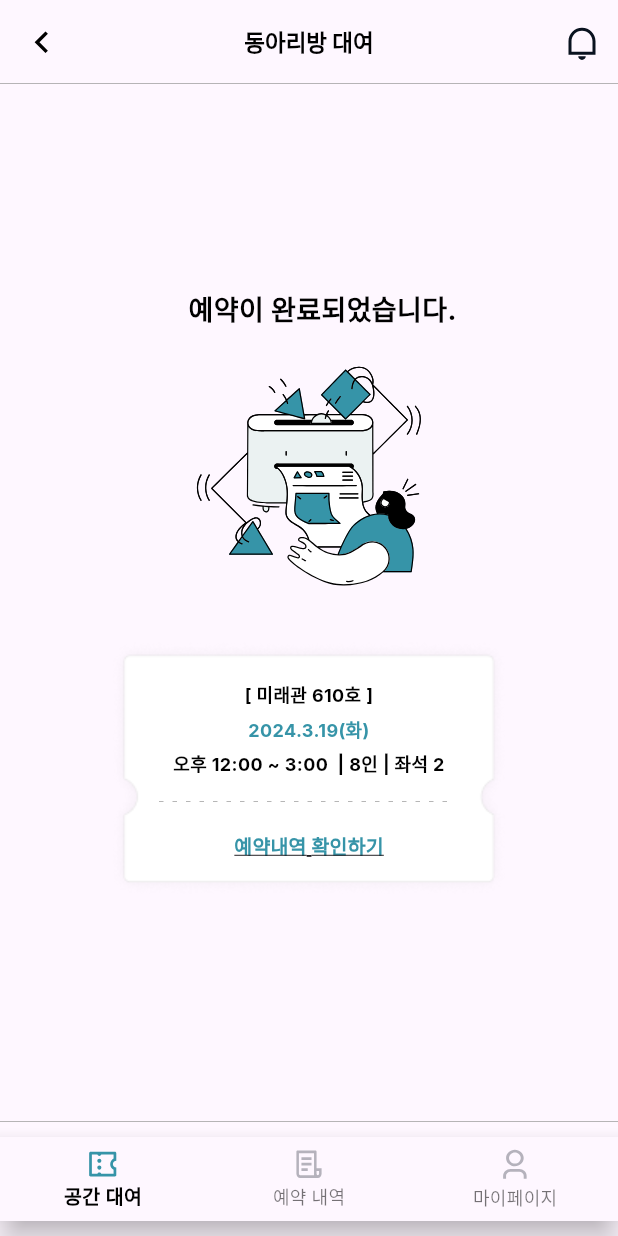
After one commit to kookmin-sw/capstone-2024-2024-26, a Flutter app: the Complete screen opened directly, on a phone screen of 412 x 824 dp. The commit adds this screen. Run offline on Flutter 3.47's test engine with Material 3 defaults, Android fonts, the phone set to English and light mode, and no system bars; drawn by our look-alikes of dotted_line; our stand-ins replace email_validator, flutter_spinkit, flutter_svg, loading_animation_widget, shared_preferences, table_calendar; accounts and stored records are empty; Roboto replaces fonts that are missing (Inter).

Commit message:
feat: reservation complete page upload

```diff
--- /dev/null
+++ b/frontend/lib/complete.dart
@@ -0,0 +1,204 @@
+import 'package:flutter/material.dart';
+import 'package:flutter_svg/flutter_svg.dart';
+import 'main.dart'; // 필요시 main.dart 파일을 import합니다.
+import 'loading.dart'; // 로딩 화면을 표시하는 데 사용할 LoadingScreen 위젯을 import합니다.
+import 'select_reserve.dart'; // 예약 페이지를 보여주는 데 사용할 Select_reserve 위젯을 import합니다.
+import 'package:dotted_line/dotted_line.dart';
+
+class Complete extends StatefulWidget {
+  @override
+  _Complete createState() => _Complete();
+}
+
+class _Complete extends State<Complete> {
+  final PageController _pageController = PageController();
+  final ExpansionTileController controller = ExpansionTileController();
+  int _currentIndex = 0;
+
+  bool isLoading = false; // 추가: 로딩 상태를 나타내는 변수
+
+  @override
+  Widget build(BuildContext context) {
+    if (isLoading) {
+      return LoadingScreen();
+    } else {
+      return Scaffold(
+        appBar: AppBar(
+          title: Text(
+            '동아리방 대여',
+            style: TextStyle(
+              color: Colors.black,
+              fontSize: 15,
+              fontFamily: 'Inter',
+              fontWeight: FontWeight.bold,
+            ),
+          ),
+          leading: IconButton(
+            icon:
+                SvgPicture.asset('assets/icons/back.svg', color: Colors.black),
+            onPressed: () {
+              Navigator.pop(context);
+            },
+          ),
+          centerTitle: true,
+          actions: [
+            IconButton(
+              onPressed: () {},
+              icon: SvgPicture.asset('assets/icons/notice_none.svg'),
+            ),
+          ],
+          backgroundColor: Colors.transparent, // 상단바 배경색
+          foregroundColor: Colors.black, //상단바 아이콘색
+          bottomOpacity: 0.0,
+          elevation: 0.0,
+          scrolledUnderElevation: 0,
+          shape: Border(
+            bottom: BorderSide(
+              color: Colors.grey,
+              width: 0.5,
+            ),
+          ),
+        ),
+        body: Center(
+          child: Column(
+            mainAxisAlignment: MainAxisAlignment.center,
+            children: [
+              Text(
+                '    예약이 완료되었습니다.',
+                style: TextStyle(
+                  color: Colors.black,
+                  fontSize: 18,
+                  fontFamily: 'Inter',
+                  fontWeight: FontWeight.w700,
+                  height: 0.09,
+                ),
+              ),
+              SizedBox(height: 30),
+              SvgPicture.asset('assets/icons/completion.svg'),
+              SizedBox(height: 30),
+              Stack(
+                alignment: Alignment.center,
+                children: [
+                  Image.asset('assets/Subtract.png'),
+                  Column(
+                    mainAxisAlignment: MainAxisAlignment.center,
+                    children: [
+                      SizedBox(height: 35),
+                      Text(
+                        '[ 미래관 610호 ]',
+                        textAlign: TextAlign.center,
+                        style: TextStyle(
+                          color: Colors.black,
+                          fontSize: 12,
+                          fontFamily: 'Inter',
+                          fontWeight: FontWeight.w700,
+                          height: 0.21,
+                        ),
+                      ),
+                      SizedBox(height: 20),
+                      Text(
+                        '2024.3.19(화)',
+                        textAlign: TextAlign.center,
+                        style: TextStyle(
+                          color: Color(0xFF3694A8),
+                          fontSize: 12,
+                          fontFamily: 'Inter',
+                          fontWeight: FontWeight.w700,
+                          height: 0.21,
+                        ),
+                      ),
+                      SizedBox(height: 20),
+                      Text(
+                        '오후 12:00 ~ 3:00 ' + ' | ' + '8인' + ' | ' + '좌석 2',
+                        textAlign: TextAlign.center,
+                        style: TextStyle(
+                          color: Colors.black,
+                          fontSize: 12,
+                          fontFamily: 'Inter',
+                          fontWeight: FontWeight.w700,
+                          height: 0.21,
+                        ),
+                      ),
+                      SizedBox(height: 23),
+                      DottedLine(
+                        direction: Axis.horizontal,
+                        alignment: WrapAlignment.center,
+                        lineLength: 200,
+                        lineThickness: 0.5,
+                        dashLength: 3.0,
+                        dashColor: Colors.grey,
+                        dashRadius: 0.0,
+                        dashGapLength: 6.0,
+                        dashGapColor: Colors.transparent,
+                        dashGapRadius: 0.0,
+                      ),
+                      SizedBox(height: 5),
+                      TextButton(
+                        onPressed: () {
+                          // TODO: Implement the underline button functionality
+                        },
+                        child: Text(
+                          '예약내역 확인하기',
+                          style: TextStyle(
+                            color: Color(0xFF3694A8),
+                            fontSize: 13,
+                            fontFamily: 'Inter',
+                            fontWeight: FontWeight.w700,
+                            decoration: TextDecoration.underline,
+                            height: 0.18,
+                          ),
+                        ),
+                      ),
+                      SizedBox(height: 10),
+                    ],
+                  ),
+                ],
+              ),
+            ],
+          ),
+        ),
+        bottomNavigationBar: Container(
+          decoration: BoxDecoration(
+            border: Border(
+              top: BorderSide(
+                color: Colors.grey,
+                width: 0.5,
+              ),
+            ),
+          ),
+          padding: EdgeInsets.symmetric(vertical: 10),
+          child: BottomNavigationBar(
+            currentIndex: _currentIndex,
+            onTap: (index) {
+              setState(() {
+                _currentIndex = index;
+                _pageController.animateToPage(
+                  index,
+                  duration: const Duration(milliseconds: 300),
+                  curve: Curves.easeInOut,
+                );
+              });
+            },
+            items: <BottomNavigationBarItem>[
+              BottomNavigationBarItem(
+                icon: SvgPicture.asset('assets/icons/lent.svg'),
+                label: '공간 대여',
+              ),
+              BottomNavigationBarItem(
+                icon: SvgPicture.asset('assets/icons/reserved.svg'),
+                label: '예약 내역',
+              ),
+              BottomNavigationBarItem(
+                icon: SvgPicture.asset('assets/icons/mypage.svg'),
+                label: '마이페이지',
+              ),
+            ],
+            selectedLabelStyle:
+                TextStyle(fontWeight: FontWeight.bold, fontSize: 13),
+            selectedItemColor: Colors.black,
+          ),
+        ),
+      );
+    }
+  }
+}
--- a/frontend/lib/select_reserve.dart
+++ b/frontend/lib/select_reserve.dart
@@ -8,6 +8,7 @@ import 'package:shared_preferences/shared_preferences.dart';
 import 'sign_in.dart';
 import 'package:http/http.dart' as http;
 import 'loading.dart';
+import 'complete.dart';
 
 class Select_reserve extends StatefulWidget {
   @override
@@ -425,7 +426,7 @@ class _select extends State<Select_reserve> {
       if (responseData['message'] == 'Reservation club created successfully') {
         Navigator.push(
           context,
-          MaterialPageRoute(builder: (context) => MainPage()),
+          MaterialPageRoute(builder: (context) => Complete()),
         );
       } else {
         setState(() {
--- a/frontend/pubspec.yaml
+++ b/frontend/pubspec.yaml
@@ -23,6 +23,7 @@ dependencies:
   table_calendar: ^3.0.9
   intl: ^0.18.0
   date_time_picker_widget: ^2.0.0
+  dotted_line: ^3.2.2
 
 
 dev_dependencies:
```
Also changed, not shown: frontend/assets/Subtract.png (added), frontend/assets/icons/completion.svg (added), frontend/pubspec.lock.
